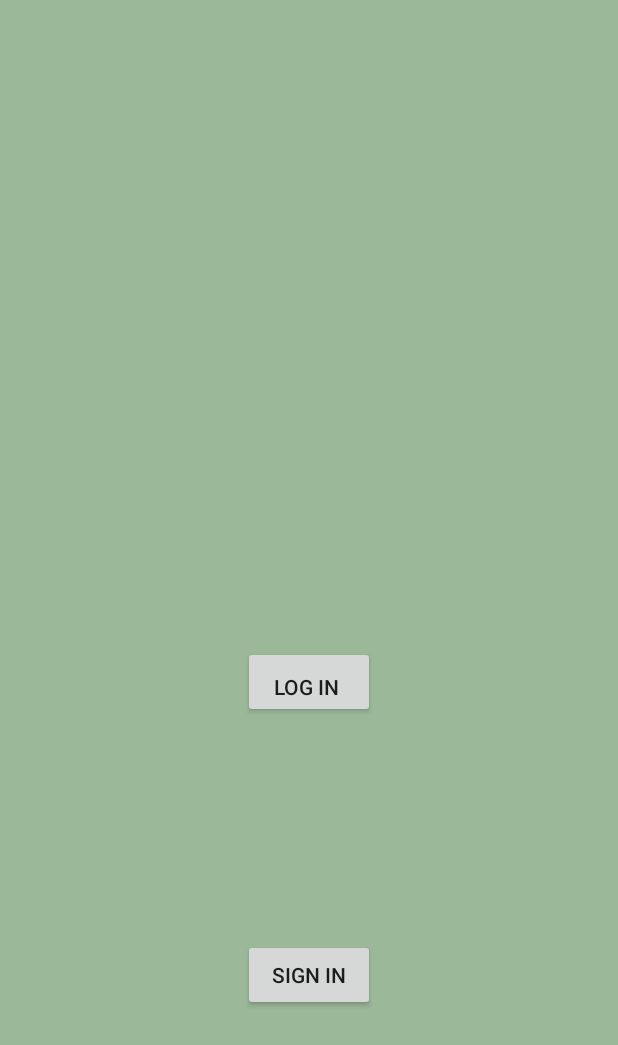
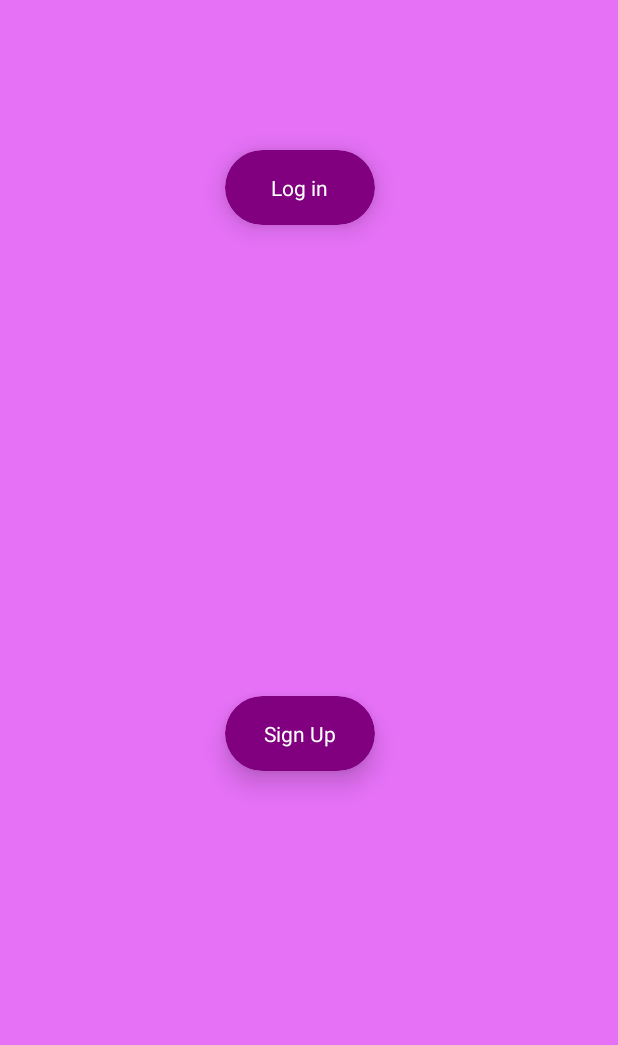
Before and after one commit to Mownika25/mine, an Android app: the STUDENT screen opened directly, with no data from a screen before it, on a phone screen of 412 x 824 dp. Shown: the top 1045 px of the screen. Run offline under Robolectric (Android 15) with nearby library versions, the phone set to English and light mode, and no system bars.

Commit message:
commit 4

```diff
--- a/app/src/main/java/com/example/android/eduease/STUDENT.java
+++ b/app/src/main/java/com/example/android/eduease/STUDENT.java
@@ -6,11 +6,13 @@ import android.support.v7.app.AppCompatActivity;
 import android.os.Bundle;
 import android.view.View;
 import android.widget.Button;
+import android.widget.TextView;
 
 public class STUDENT extends AppCompatActivity {
 
 
-    Button signin, login;
+    TextView login;
+    TextView signin;
 
     @Override
     protected void onCreate(Bundle savedInstanceState) {
--- a/app/src/main/res/layout/activity_sign_up.xml
+++ b/app/src/main/res/layout/activity_sign_up.xml
@@ -4,7 +4,7 @@
     xmlns:tools="http://schemas.android.com/tools"
     android:layout_width="match_parent"
     android:layout_height="match_parent"
-
+    android:background="#f771a0"
     tools:context="com.example.android.eduease.SignUpActivity">
 
     <EditText
--- a/app/src/main/res/layout/activity_student.xml
+++ b/app/src/main/res/layout/activity_student.xml
@@ -2,8 +2,8 @@
 <RelativeLayout xmlns:android="http://schemas.android.com/apk/res/android"
     android:layout_width="match_parent"
     android:layout_height="match_parent"
-    android:background="#FF9BB899">
-
+    android:background="#e671f7"
+    xmlns:app="http://schemas.android.com/apk/res-auto">
 
 
     <FrameLayout
@@ -16,24 +16,55 @@
         android:layout_height="match_parent"
         >
 
-        <Button
+        <android.support.v7.widget.CardView
+            android:layout_width="100dp"
+            android:layout_height="50dp"
+            android:layout_marginTop="100dp"
+            android:layout_marginLeft="150dp"
+            app:cardBackgroundColor="#800080"
+            app:cardCornerRadius="25dp"
+            app:cardElevation="10dp" >
+
+            <RelativeLayout
+                android:layout_width="match_parent"
+                android:layout_height="match_parent">
+
+                <TextView
                     android:id="@+id/login"
-            android:paddingTop="16sp"
                     android:layout_width="wrap_content"
                     android:layout_height="wrap_content"
-            android:layout_alignParentBottom="true"
-            android:layout_centerHorizontal="true"
-            android:layout_marginBottom="345dp"
-            android:text="log in " />
+                    android:text="Log in"
+                    android:textColor="#fff"
+                    android:layout_centerInParent="true"/>
+            </RelativeLayout>
 
-        <Button
+        </android.support.v7.widget.CardView>
+
+
+        <android.support.v7.widget.CardView
+            android:layout_width="100dp"
+            android:layout_height="50dp"
+            android:layout_marginTop="464dp"
+            android:layout_marginLeft="150dp"
+            app:cardBackgroundColor="#800080"
+            app:cardCornerRadius="25dp"
+            app:cardElevation="10dp" >
+
+            <RelativeLayout
+                android:layout_width="match_parent"
+                android:layout_height="match_parent">
+
+                <TextView
                     android:id="@+id/signin"
                     android:layout_width="wrap_content"
                     android:layout_height="wrap_content"
-            android:layout_alignParentBottom="true"
-            android:layout_centerHorizontal="true"
-            android:layout_marginBottom="150dp"
-            android:text="sign in" />
+                    android:text="Sign Up"
+                    android:textColor="#fff"
+                    android:layout_centerInParent="true"/>
+            </RelativeLayout>
+
+        </android.support.v7.widget.CardView>
+
 
     </RelativeLayout>
 
```
Lines whose indentation alone changed are shown as unchanged.
